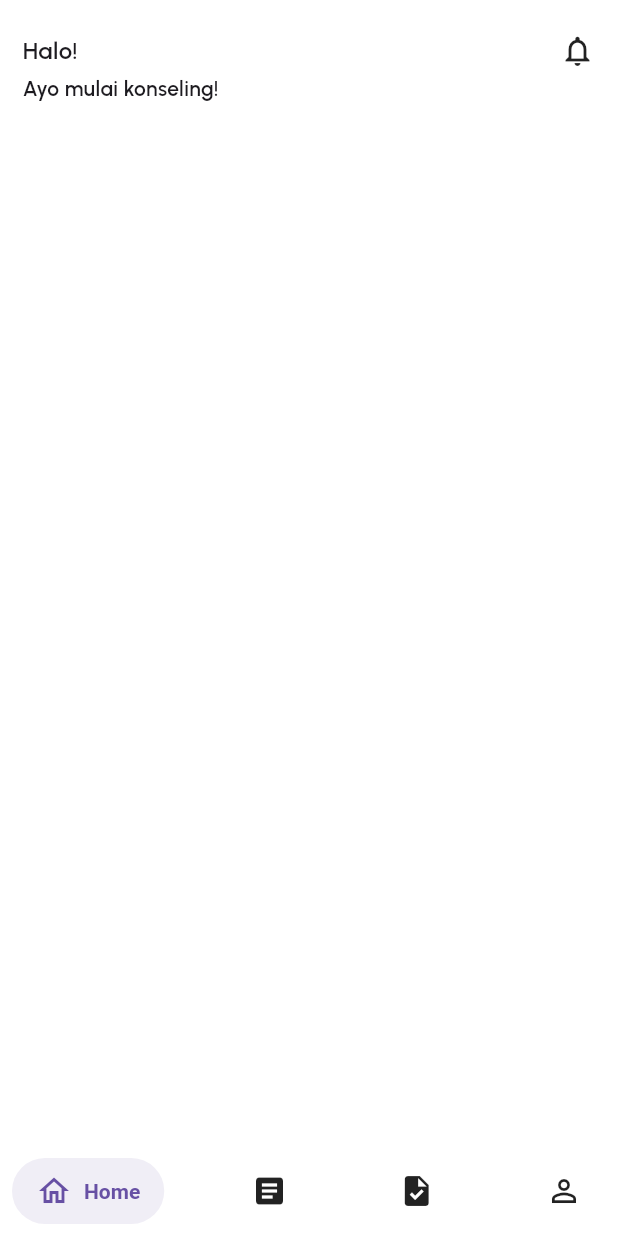
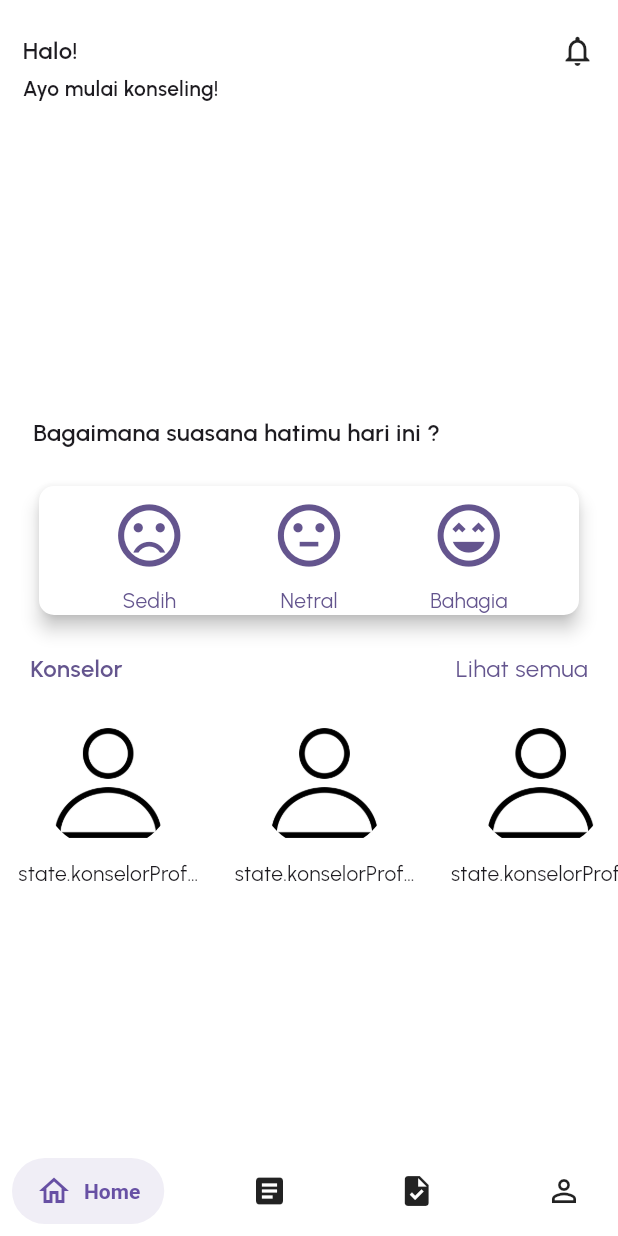
Before and after one commit to unustudents/ekonseling, a Flutter app: the screen it shows once a user with an empty profile is signed in, on a phone screen of 412 x 824 dp. Run offline on Flutter 3.47's test engine with Material 3 defaults, Android fonts, the phone set to English and light mode, and no system bars; drawn by our look-alikes of carousel_slider, salomon_bottom_bar; our stand-ins replace bloc, equatable, flutter_bloc, flutter_dotenv, flutter_svg, gap and 2 more; accounts and stored records are empty.

Commit message:
Add VideosBloc implementation; introduce VideosEvent and VideosState; update HomeBloc event handling

```diff
--- a/lib/features/home/presentation/bloc/home_bloc.dart
+++ b/lib/features/home/presentation/bloc/home_bloc.dart
@@ -1,3 +1,5 @@
+import 'dart:developer';
+
 import 'package:bloc/bloc.dart';
 import 'package:equatable/equatable.dart';
 import 'package:supabase_flutter/supabase_flutter.dart';
@@ -12,16 +14,18 @@ part 'home_state.dart';
 class HomeBloc extends Bloc<HomeEvent, HomeState> {
   HomeBloc() : super(HomeInitial()) {
     on<FetchDataEvent>(_onFetchUserData);
-    on<StreamVideoDataEvent>(_onStreamVideoData);
+    on<LoadStreamVideoEvent>(_onStreamVideoData);
+    add(FetchDataEvent());
+    add(LoadStreamVideoEvent());
   }
 
   @override
   void onChange(Change<HomeState> change) {
-    print(change);
+    log(name: 'onChange()', change.toString());
     super.onChange(change);
   }
 
-  _onStreamVideoData(StreamVideoDataEvent event, Emitter<HomeState> emit) async {
+  _onStreamVideoData(LoadStreamVideoEvent event, Emitter<HomeState> emit) async {
     try {
       // emit(HomeLoading());
       final response = SupabaseConfig.client.from('videos').stream(primaryKey: ['id']).order('url_video').order('title').order('subtitle');
@@ -51,20 +55,6 @@ class HomeBloc extends Bloc<HomeEvent, HomeState> {
       final userResponse = await SupabaseConfig.client.from('users').select('name').eq('id', userId).single();
       final String userName = userResponse['name'].toString();
 
-      // FETCH VIDEOS URLS
-      // final videoResponse = await SupabaseConfig.client.from('videos').select('url_video, title, subtitle');
-      // final videoResponse = await SupabaseConfig.client.from('videos').select('url_video, title, subtitle');
-      // print("HomeBloc - Video Response: $videoResponse");
-      // final videoUrls = List<Map<String, dynamic>>.from(
-      //   videoResponse.map(
-      //     (video) => {
-      //       'url_video': video['url_video'],
-      //       'title': video['title'],
-      //       'subtitle': video['subtitle'],
-      //     },
-      //   ),
-      // );
-
       // FETCH KONSELOR PROFILES
       final konselorResponse = await SupabaseConfig.client.from('users_admin').select('name, profile_url');
       final konselorProfiles = List<Map<String, dynamic>>.from(
@@ -83,7 +73,6 @@ class HomeBloc extends Bloc<HomeEvent, HomeState> {
           .order('created_at', ascending: false)
           .limit(1)
           .maybeSingle();
-      print("HomeBloc - Data Artikel: $articleResponse");
       final latestArticle = {
         'title': articleResponse?['title'] ?? '-',
         'author': articleResponse?['users_admin']?['name'] ?? '-',
@@ -96,7 +85,7 @@ class HomeBloc extends Bloc<HomeEvent, HomeState> {
 
       emit(HomeLoaded(userName: userName, konselorProfiles: konselorProfiles, latestArticle: latestArticle));
     } catch (e) {
-      print('Error HomeBloc: $e');
+      log(name: 'Home_Bloc', 'Error HomeBloc: $e');
       emit(HomeError('Error fetching name: $e'));
     }
   }
--- a/lib/features/home/presentation/bloc/home_event.dart
+++ b/lib/features/home/presentation/bloc/home_event.dart
@@ -9,4 +9,8 @@ abstract class HomeEvent extends Equatable {
 
 class FetchDataEvent extends HomeEvent {}
 
-class StreamVideoDataEvent extends HomeEvent {}
+class LoadStreamVideoEvent extends HomeEvent {}
+
+class LoadDataKonselorEvent extends HomeEvent {}
+
+class LoadDataArtikelEvent extends HomeEvent {}
--- /dev/null
+++ b/lib/features/home/presentation/bloc/videos_bloc.dart
@@ -0,0 +1,13 @@
+import 'package:bloc/bloc.dart';
+import 'package:equatable/equatable.dart';
+
+part 'videos_event.dart';
+part 'videos_state.dart';
+
+class VideosBloc extends Bloc<VideosEvent, VideosState> {
+  VideosBloc() : super(VideosInitial()) {
+    on<VideosEvent>((event, emit) {
+      // TODO: implement event handler
+    });
+  }
+}
--- /dev/null
+++ b/lib/features/home/presentation/bloc/videos_event.dart
@@ -0,0 +1,8 @@
+part of 'videos_bloc.dart';
+
+sealed class VideosEvent extends Equatable {
+  const VideosEvent();
+
+  @override
+  List<Object> get props => [];
+}
--- /dev/null
+++ b/lib/features/home/presentation/bloc/videos_state.dart
@@ -0,0 +1,10 @@
+part of 'videos_bloc.dart';
+
+sealed class VideosState extends Equatable {
+  const VideosState();
+
+  @override
+  List<Object> get props => [];
+}
+
+final class VideosInitial extends VideosState {}
--- a/lib/features/home/presentation/pages/home_screen.dart
+++ b/lib/features/home/presentation/pages/home_screen.dart
@@ -1,3 +1,5 @@
+import 'dart:developer';
+
 import 'package:carousel_slider/carousel_slider.dart';
 import 'package:flutter/material.dart';
 
@@ -14,69 +16,26 @@ class HomeScreen extends StatelessWidget {
       {"icon": Icons.sentiment_neutral_outlined, "teks": "Netral"},
       {"icon": Icons.sentiment_very_satisfied_outlined, "teks": "Bahagia"},
     ];
+    log(name: 'Home_Screen', 'Building Home_Screen');
     return BlocProvider(
-        create: (context) => HomeBloc(),
-        child: ListView(padding: EdgeInsets.symmetric(vertical: 22), children: [
+      create: (context) => HomeBloc(),
+      child: ListView(
+        padding: EdgeInsets.symmetric(vertical: 22),
+        children: [
           // PROFILE
           ProfileWidget(),
           SizedBox(height: 22),
           // COROUSEL SLIDER
-          VideoWidget()
-          // CarouselSlider.builder(
-          //   options: CarouselOptions(
-          //     height: 160,
-          //     enlargeCenterPage: true,
-          //     aspectRatio: 16 / 9,
-          //     enableInfiniteScroll: true,
-          //   ),
-          //   itemCount: 1,
-          //   itemBuilder: (BuildContext context, int index, int realIndex) {
-          //     // if (state.dataVideo.isEmpty) {
-          //     //   return const Center(child: Text('Admin belum mengunggah video'));
-          //     // }
-          //     return Stack(
-          //       children: [
-          //         ClipRRect(
-          //           borderRadius: BorderRadius.circular(8),
-          //           child: Image.network(
-          //             "state.dataVideo[index]['url_video'].toString()",
-          //             width: 1000,
-          //             fit: BoxFit.cover,
-          //             errorBuilder: (context, error, stackTrace) {
-          //               return const Center(child: Text('Gagal memuat gambar'));
-          //             },
-          //           ),
-          //         ),
-          //         Positioned(
-          //           bottom: 0,
-          //           left: 0,
-          //           right: 0,
-          //           child: Container(
-          //             padding: const EdgeInsets.symmetric(vertical: 5, horizontal: 10),
-          //             height: 52,
-          //             decoration: const BoxDecoration(color: Colors.white70),
-          //             child: Column(
-          //               crossAxisAlignment: CrossAxisAlignment.start,
-          //               children: [
-          //                 Text(
-          //                   "state.dataVideo[index]['title'].toString()",
-          //                   style: TextStyle(fontSize: 16, fontWeight: FontWeight.bold),
-          //                   overflow: TextOverflow.ellipsis,
-          //                 ),
-          //                 Text(
-          //                   "state.dataVideo[index]['subtitle'].toString()",
-          //                   style: TextStyle(fontSize: 12, color: Colors.black87),
-          //                   overflow: TextOverflow.ellipsis,
-          //                 ),
-          //               ],
-          //             ),
-          //           ),
-          //         ),
-          //       ],
-          //     );
-          //   },
-          // )
-        ]));
+          VideoWidget(),
+          SizedBox(height: 22),
+          // SUASANA HATI
+          SuasanaHatiWidget(suasana: suasana),
+          // KONSELOR -- JUDUL
+          KonselorWidget(),
+          // KONSELOR -- PROFILE
+        ],
+      ),
+    );
 
     // return BlocProvider(
     //   create: (BuildContext context) => HomeBloc(),
@@ -92,109 +51,6 @@ class HomeScreen extends StatelessWidget {
 
     //
     //             const Gap(22),
-
-    //             // SUASANA HATI
-    //             Container(
-    //               padding: const EdgeInsets.symmetric(horizontal: 22),
-    //               child: Column(
-    //                 crossAxisAlignment: CrossAxisAlignment.start,
-    //                 children: [
-    //                   const Text(
-    //                     "Bagaimana suasana hatimu hari ini ?",
-    //                     style: TextStyle(fontWeight: FontWeight.w600, fontSize: 16),
-    //                   ),
-    //                   const Gap(20),
-    //                   Card(
-    //                     color: Colors.white,
-    //                     elevation: 5,
-    //                     shape: RoundedRectangleBorder(borderRadius: BorderRadius.circular(10)),
-    //                     child: Row(
-    //                       mainAxisAlignment: MainAxisAlignment.spaceEvenly,
-    //                       children: suasana.map((e) {
-    //                         return Column(
-    //                           children: [
-    //                             IconButton(
-    //                               onPressed: () {},
-    //                               icon: Icon(e["icon"], size: 50),
-    //                               color: const Color(0xFF64558E),
-    //                             ),
-    //                             Text(
-    //                               e["teks"],
-    //                               style: const TextStyle(color: Color(0xFF64558E)),
-    //                             ),
-    //                           ],
-    //                         );
-    //                       }).toList(),
-    //                     ),
-    //                   ),
-    //                   const Gap(20),
-    //                 ],
-    //               ),
-    //             ),
-
-    //             // KONSELOR -- JUDUL
-    //             Padding(
-    //               padding: const EdgeInsets.symmetric(horizontal: 20),
-    //               child: Row(
-    //                 mainAxisAlignment: MainAxisAlignment.spaceBetween,
-    //                 children: [
-    //                   const Text(
-    //                     "Konselor",
-    //                     style: TextStyle(fontWeight: FontWeight.w600, fontSize: 16, color: Color(0xFF64558E)),
-    //                   ),
-    //                   GestureDetector(
-    //                     onTap: () async {
-    //                       await SupabaseConfig.client.auth.signOut();
-    //                       if (context.mounted) {
-    //                         context.go(Routes.welcome);
-    //                       }
-    //                     },
-    //                     child: const Text(
-    //                       "Lihat semua",
-    //                       style: TextStyle(color: Color(0xFF64558E), fontSize: 16),
-    //                     ),
-    //                   ),
-    //                 ],
-    //               ),
-    //             ),
-    //             const Gap(20),
-
-    //             // KONSELOR -- PROFILE
-    //             CarouselSlider.builder(
-    //               itemCount: state.konselorProfiles.length,
-    //               itemBuilder: (context, index, realIndex) {
-    //                 return Column(
-    //                   children: [
-    //                     SizedBox.square(
-    //                       dimension: 90,
-    //                       child: ClipRRect(
-    //                         borderRadius: BorderRadius.circular(50),
-    //                         child: Image.network(
-    //                           state.konselorProfiles[index]['url_profil'].toString(),
-    //                           width: 90,
-    //                           // height: 50,
-    //                           fit: BoxFit.cover,
-    //                           loadingBuilder: (context, child, loadingProgress) => CircularProgressIndicator(),
-    //                           errorBuilder: (context, error, stackTrace) => Image.asset(
-    //                             'assets/images/user.png',
-    //                             width: 10,
-    //                           ),
-    //                         ),
-    //                       ),
-    //                     ),
-    //                     const Gap(5),
-    //                     Text(state.konselorProfiles[index]['nama'].toString()),
-    //                   ],
-    //                 );
-    //               },
-    //               options: CarouselOptions(
-    //                 height: 120,
-    //                 viewportFraction: 0.3,
-    //                 padEnds: false,
-    //                 enableInfiniteScroll: false,
-    //               ),
-    //             ),
-    //             const Gap(20),
 
     //             // ARTIKEL -- JUDUL
     //             const Padding(
@@ -273,12 +129,185 @@ class HomeScreen extends StatelessWidget {
   }
 }
 
+class KonselorWidget extends StatelessWidget {
+  const KonselorWidget({super.key});
+
+  @override
+  Widget build(BuildContext context) {
+    log(name: 'Home_Screen', 'Building Konselor_Widget');
+    return Column(
+      children: [
+        Padding(
+          padding: const EdgeInsets.symmetric(horizontal: 20),
+          child: Row(
+            mainAxisAlignment: MainAxisAlignment.spaceBetween,
+            children: [
+              const Text(
+                "Konselor",
+                style: TextStyle(fontWeight: FontWeight.w600, fontSize: 16, color: Color(0xFF64558E)),
+              ),
+              GestureDetector(
+                onTap: () async {
+                  // context.go(Routes.welcome);
+                },
+                child: const Text(
+                  "Lihat semua",
+                  style: TextStyle(color: Color(0xFF64558E), fontSize: 16),
+                ),
+              ),
+            ],
+          ),
+        ),
+        const SizedBox(height: 20),
+        CarouselSlider.builder(
+          itemCount: 3,
+          itemBuilder: (context, index, realIndex) {
+            return SizedBox.square(
+              dimension: 120,
+              child: Column(
+                children: [
+                  ClipRRect(
+                    borderRadius: BorderRadius.circular(50),
+                    child: Image.asset(
+                      // state.konselorProfiles[index]['url_profil'].toString(),
+                      'assets/images/user.png',
+                      width: 90,
+                      // height: 50,
+                      fit: BoxFit.cover,
+                      // loadingBuilder: (context, child, loadingProgress) => CircularProgressIndicator(),
+                      errorBuilder: (context, error, stackTrace) => Image.asset(
+                        'assets/images/user.png',
+                        width: 10,
+                      ),
+                    ),
+                  ),
+                  const SizedBox(height: 5),
+                  Text(
+                    "state.konselorProfiles[index]['nama'].toString()",
+                    overflow: TextOverflow.ellipsis,
+                  ),
+                ],
+              ),
+            );
+          },
+          options: CarouselOptions(
+            height: 120,
+            viewportFraction: 0.35,
+            padEnds: false,
+            enableInfiniteScroll: false,
+          ),
+        ),
+        const SizedBox(height: 20),
+      ],
+    );
+  }
+}
+
+class SuasanaHatiWidget extends StatelessWidget {
+  const SuasanaHatiWidget({super.key, required this.suasana});
+
+  final List<Map<String, dynamic>> suasana;
+
+  @override
+  Widget build(BuildContext context) {
+    log(name: 'Home_Screen', 'Building SuasanaHati_Widget');
+    return Container(
+      padding: const EdgeInsets.symmetric(horizontal: 22),
+      child: Column(
+        crossAxisAlignment: CrossAxisAlignment.start,
+        children: [
+          const Text(
+            "Bagaimana suasana hatimu hari ini ?",
+            style: TextStyle(fontWeight: FontWeight.w600, fontSize: 16),
+          ),
+          const SizedBox(height: 20),
+          Card(
+            color: Colors.white,
+            elevation: 5,
+            shape: RoundedRectangleBorder(borderRadius: BorderRadius.circular(10)),
+            child: Row(
+              mainAxisAlignment: MainAxisAlignment.spaceEvenly,
+              children: suasana.map((e) {
+                return Column(
+                  children: [
+                    IconButton(
+                      onPressed: () {},
+                      icon: Icon(e["icon"], size: 50),
+                      color: const Color(0xFF64558E),
+                    ),
+                    Text(
+                      e["teks"],
+                      style: const TextStyle(color: Color(0xFF64558E)),
+                    ),
+                  ],
+                );
+              }).toList(),
+            ),
+          ),
+          const SizedBox(height: 20),
+        ],
+      ),
+    );
+  }
+}
+
+// class ProfileWidget extends StatelessWidget {
+//   const ProfileWidget({super.key});
+
+//   @override
+//   Widget build(BuildContext context) {
+//     BlocProvider.of<HomeBloc>(context).add(FetchDataEvent());
+//     log(name: 'Home_Screen', 'Building Profile_Widget');
+//     return Container(
+//       padding: const EdgeInsets.symmetric(horizontal: 15),
+//       child: Row(
+//         mainAxisAlignment: MainAxisAlignment.spaceBetween,
+//         crossAxisAlignment: CrossAxisAlignment.start,
+//         children: [
+//           Column(
+//             crossAxisAlignment: CrossAxisAlignment.start,
+//             children: [
+//               Row(
+//                 children: [
+//                   Text('Halo! ', style: TextStyle(fontWeight: FontWeight.w600, fontSize: 16)),
+//                   BlocBuilder<HomeBloc, HomeState>(
+//                     buildWhen: (previous, current) => current is HomeLoaded,
+//                     builder: (context, state) {
+//                       if (state is HomeLoading) return Text('....');
+
+//                       if (state is HomeError) print('Error = ${state.message}');
+
+//                       if (state is HomeLoaded) {
+//                         return Text(state.userName.toUpperCase().toString(), style: TextStyle(fontWeight: FontWeight.bold, fontSize: 16));
+//                       }
+//                       return Text('....');
+//                     },
+//                   ),
+//                 ],
+//               ),
+//               Text(
+//                 'Ayo mulai konseling!',
+//                 style: TextStyle(fontWeight: FontWeight.w600, height: 2, fontSize: 14),
+//               )
+//             ],
+//           ),
+//           GestureDetector(
+//             onTap: () {},
+//             child: const Icon(Icons.notifications_none_outlined),
+//           ),
+//         ],
+//       ),
+//     );
+//   }
+// }
+
 class VideoWidget extends StatelessWidget {
   const VideoWidget({super.key});
 
   @override
   Widget build(BuildContext context) {
-    BlocProvider.of<HomeBloc>(context).add(StreamVideoDataEvent());
+    BlocProvider.of<HomeBloc>(context).add(LoadStreamVideoEvent());
+    log(name: 'Home_Screen', 'Building Video_Widget');
     return BlocBuilder<HomeBloc, HomeState>(
       buildWhen: (previous, current) => current is HomeVideoDataStream,
       builder: (context, state) {
@@ -287,7 +316,6 @@ class VideoWidget extends StatelessWidget {
         if (state is HomeError) print('Error = ${state.message}');
 
         if (state is HomeVideoDataStream) {
-          print('Ada : ${state.dataVideo.length}');
           return CarouselSlider.builder(
             itemCount: state.dataVideo.length,
             itemBuilder: (context, index, realIndex) {
@@ -303,6 +331,10 @@ class VideoWidget extends StatelessWidget {
                       data['url_video'].toString(),
                       width: 1000,
                       fit: BoxFit.cover,
+                      loadingBuilder: (context, child, loadingProgress) {
+                        if (loadingProgress == null) return child;
+                        return const Center(child: CircularProgressIndicator());
+                      },
                       errorBuilder: (context, error, stackTrace) {
                         return const Center(child: Text('Gagal memuat gambar'));
                       },
@@ -344,7 +376,7 @@ class VideoWidget extends StatelessWidget {
             ),
           );
         }
-        return Text(state.toString());
+        return Center(child: Text('Sedaang memuat...'));
       },
     );
   }
--- a/lib/features/home/presentation/widgets/profile_widget.dart
+++ b/lib/features/home/presentation/widgets/profile_widget.dart
@@ -7,7 +7,7 @@ class ProfileWidget extends StatelessWidget {
 
   @override
   Widget build(BuildContext context) {
-    BlocProvider.of<HomeBloc>(context).add(FetchDataEvent());
+    // BlocProvider.of<HomeBloc>(context).add(FetchDataEvent());
     return Container(
       padding: const EdgeInsets.symmetric(horizontal: 15),
       child: Row(
```
